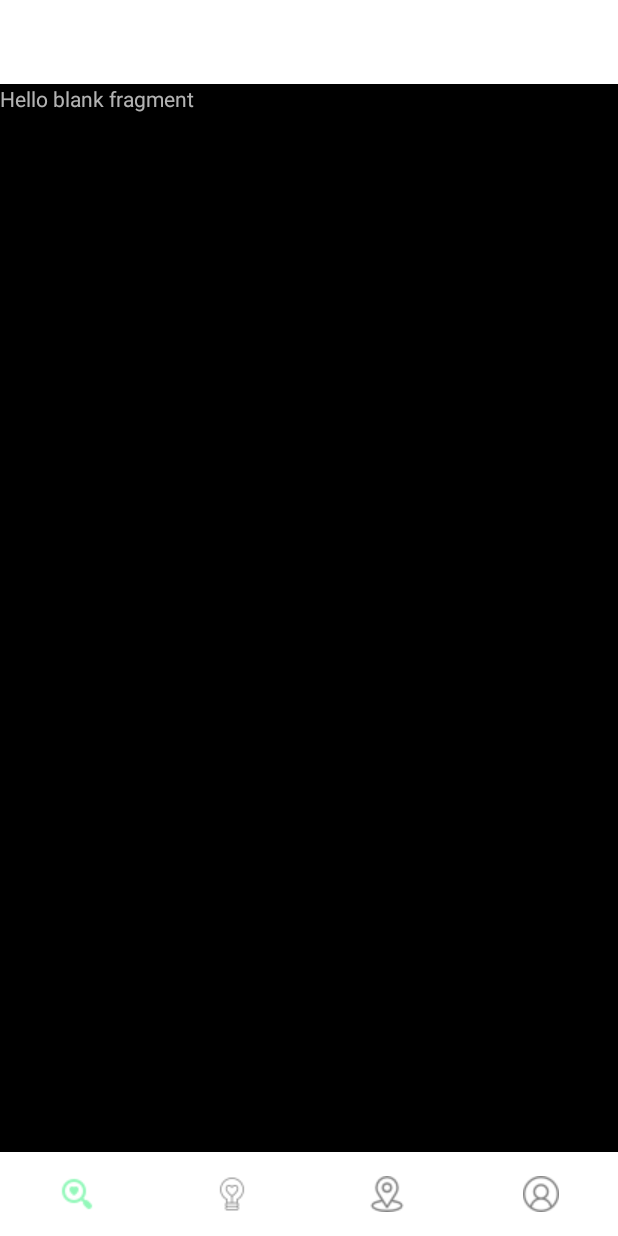
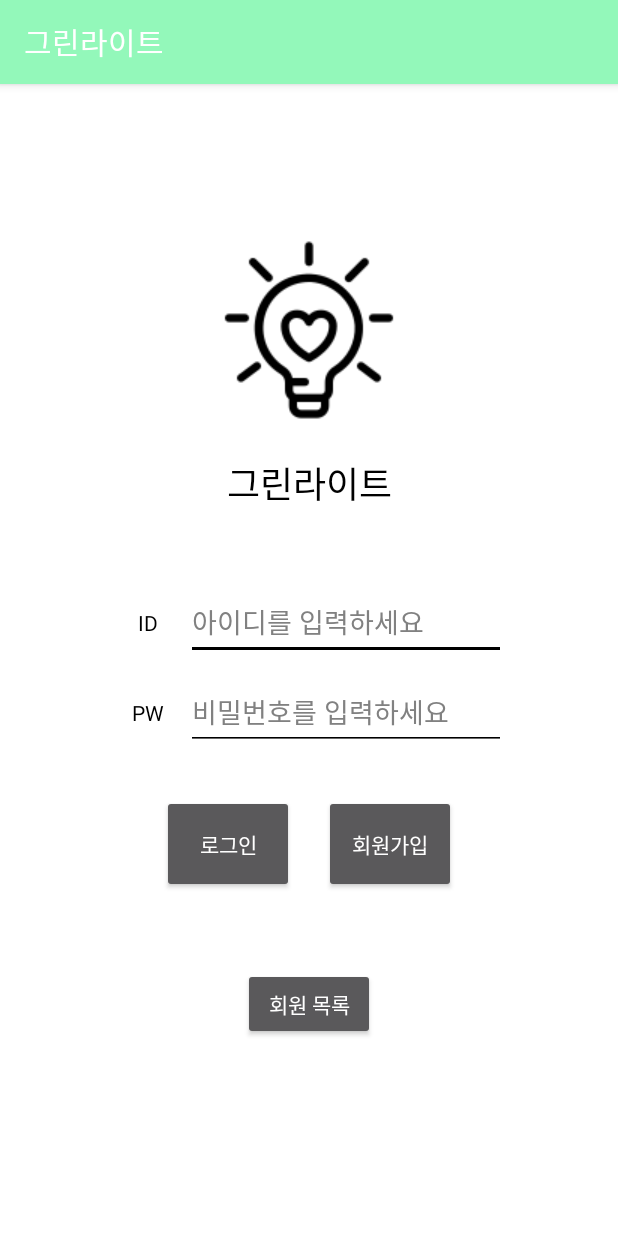
Before and after one commit to Mintchoco91/Random-chatting, an Android app: the screen it shows after launch (MainActivity before the commit, LoginActivity after it), on a phone screen of 412 x 824 dp. Run offline under Robolectric (Android 15) with nearby library versions, the light colour scheme and no system bars.

Commit message:
로그인 액티비티 추가

```diff
--- a/app/src/main/AndroidManifest.xml
+++ b/app/src/main/AndroidManifest.xml
@@ -13,7 +13,7 @@
         android:dataExtractionRules="@xml/data_extraction_rules"
         android:fullBackupContent="@xml/backup_rules"
         android:icon="@mipmap/ic_launcher"
-        android:label="@string/app_name"
+        android:label="그린라이트"
         android:roundIcon="@mipmap/ic_launcher_round"
         android:supportsRtl="true"
         android:theme="@style/Theme.Randomchatting"
@@ -35,8 +35,9 @@
             android:label="@string/app_name">
         </activity>
         <activity android:name="com.kj.random_chatting.userRegist.UserRegisterActivity" />
-        <activity android:name="com.kj.random_chatting.userRegist.FileUploadActivity" />
+        <activity android:name="com.kj.random_chatting.UserFileUpload.FileUploadActivity" />
         <activity android:name="com.kj.random_chatting.userList.UserListActivity" />
+        <activity android:name="com.kj.random_chatting.login.LoginActivity" />
 
     </application>
 
--- a/app/src/main/java/com/kj/random_chatting/common/SplashActivity.java
+++ b/app/src/main/java/com/kj/random_chatting/common/SplashActivity.java
@@ -7,6 +7,7 @@ import android.os.Bundle;
 import android.os.Handler;
 
 import com.kj.random_chatting.R;
+import com.kj.random_chatting.login.LoginActivity;
 
 public class SplashActivity extends AppCompatActivity {
 
@@ -18,7 +19,7 @@ public class SplashActivity extends AppCompatActivity {
         new Handler().postDelayed(new Runnable() {
             @Override
             public void run() {
-                Intent intent = new Intent(SplashActivity.this, MainActivity.class);
+                Intent intent = new Intent(SplashActivity.this, LoginActivity.class);
                 startActivity(intent);
                 finish();
             }
--- /dev/null
+++ b/app/src/main/java/com/kj/random_chatting/login/LoginActivity.java
@@ -0,0 +1,47 @@
+package com.kj.random_chatting.login;
+
+import android.content.Intent;
+import android.os.Bundle;
+import android.view.View;
+import android.widget.Button;
+import android.widget.EditText;
+
+import androidx.appcompat.app.AppCompatActivity;
+
+import com.kj.random_chatting.R;
+import com.kj.random_chatting.userList.UserListActivity;
+import com.kj.random_chatting.userRegist.UserRegisterActivity;
+
+public class LoginActivity extends AppCompatActivity {
+
+    private EditText user_id, user_password;
+    private Button login_button, regist_button, list_button;
+
+    @Override
+    protected void onCreate(Bundle savedInstanceState) {
+        super.onCreate(savedInstanceState);
+        setContentView(R.layout.actvity_login);
+
+        // 회원가입 버튼 관련 리스너 등록
+        regist_button = findViewById( R.id.button_regist );
+        regist_button.setOnClickListener( new View.OnClickListener() {
+            @Override
+            public void onClick(View view) {
+                Intent intent = new Intent( LoginActivity.this, UserRegisterActivity.class );
+                startActivity( intent );
+            }
+        });
+
+        // 회원 목록 조회
+        list_button = findViewById(R.id.button_user_list);
+        list_button.setOnClickListener( new View.OnClickListener() {
+            @Override
+            public void onClick(View view) {
+                Intent intent = new Intent( LoginActivity.this, UserListActivity.class );
+                startActivity( intent );
+            }
+        });
+
+    }
+
+}
--- /dev/null
+++ b/app/src/main/res/layout/actvity_login.xml
@@ -0,0 +1,134 @@
+<?xml version="1.0" encoding="utf-8"?>
+<androidx.constraintlayout.widget.ConstraintLayout xmlns:android="http://schemas.android.com/apk/res/android"
+    xmlns:app="http://schemas.android.com/apk/res-auto"
+    xmlns:tools="http://schemas.android.com/tools"
+    android:layout_width="match_parent"
+    android:layout_height="match_parent"
+    android:background="@color/white">
+
+    <ImageView
+        android:id="@+id/imageView2"
+        android:layout_width="wrap_content"
+        android:layout_height="wrap_content"
+        android:layout_marginTop="100dp"
+        app:layout_constraintEnd_toEndOf="parent"
+        app:layout_constraintStart_toStartOf="parent"
+        app:layout_constraintTop_toTopOf="parent"
+        app:srcCompat="@drawable/splash" />
+
+    <TextView
+        android:id="@+id/textView7"
+        android:layout_width="wrap_content"
+        android:layout_height="wrap_content"
+        android:layout_marginTop="20dp"
+        android:text="그린라이트"
+        android:textSize="24sp"
+        android:textColor="@color/black"
+        app:layout_constraintEnd_toEndOf="parent"
+        app:layout_constraintStart_toStartOf="parent"
+        app:layout_constraintTop_toBottomOf="@+id/imageView2" />
+
+
+    <LinearLayout
+        android:id="@+id/linearLayout"
+        android:layout_width="match_parent"
+        android:layout_height="50dp"
+        android:layout_marginTop="50dp"
+        android:gravity="center"
+        app:layout_constraintEnd_toEndOf="parent"
+        app:layout_constraintStart_toStartOf="parent"
+        app:layout_constraintTop_toBottomOf="@+id/textView7">
+
+        <TextView
+            android:id="@+id/textView4"
+            android:layout_width="50dp"
+            android:layout_height="match_parent"
+            android:layout_gravity="center"
+            android:gravity="center"
+            android:textColor="@color/black"
+            android:text="ID" />
+
+        <EditText
+            android:id="@+id/editText_userId"
+            android:layout_width="wrap_content"
+            android:layout_height="match_parent"
+            android:layout_gravity="center"
+            android:backgroundTint="@color/black"
+            android:ems="10"
+            android:hint="아이디를 입력하세요"
+            android:inputType="textPersonName"
+            android:textColor="@color/black"
+            android:textColorHint="#818181" />
+    </LinearLayout>
+
+    <LinearLayout
+        android:id="@+id/linearLayout2"
+        android:layout_width="match_parent"
+        android:layout_height="50dp"
+        android:layout_marginTop="10dp"
+        android:gravity="center"
+        android:orientation="horizontal"
+        app:layout_constraintEnd_toEndOf="parent"
+        app:layout_constraintStart_toStartOf="parent"
+        app:layout_constraintTop_toBottomOf="@+id/linearLayout">
+
+        <TextView
+            android:id="@+id/textView6"
+            android:layout_width="50dp"
+            android:layout_height="match_parent"
+            android:gravity="center"
+            android:textColor="@color/black"
+            android:text="PW" />
+
+        <EditText
+            android:id="@+id/editText_userPassword"
+            android:layout_width="wrap_content"
+            android:layout_height="match_parent"
+            android:backgroundTint="@color/black"
+            android:ems="10"
+            android:hint="비밀번호를 입력하세요"
+            android:inputType="textPassword"
+            android:textColor="@color/black"
+            android:textColorHint="#818181" />
+    </LinearLayout>
+
+
+
+    <LinearLayout
+        android:id="@+id/linearLayout3"
+        android:layout_width="match_parent"
+        android:layout_height="65dp"
+        android:layout_marginTop="30dp"
+        android:gravity="center"
+        android:orientation="horizontal"
+        app:layout_constraintTop_toBottomOf="@+id/linearLayout2"
+        tools:layout_editor_absoluteX="1dp">
+
+        <Button
+            android:id="@+id/button_login"
+            android:layout_width="wrap_content"
+            android:layout_height="match_parent"
+            android:layout_gravity="center"
+            android:layout_marginRight="10dp"
+            android:text="로그인" />
+
+        <Button
+            android:id="@+id/button_regist"
+            android:layout_width="wrap_content"
+            android:layout_height="match_parent"
+            android:layout_gravity="center"
+            android:layout_marginLeft="10dp"
+            android:text="회원가입" />
+    </LinearLayout>
+
+    <Button
+        android:id="@+id/button_user_list"
+        android:layout_width="wrap_content"
+        android:layout_height="wrap_content"
+        android:layout_marginTop="50dp"
+        android:text="회원 목록"
+        app:layout_constraintEnd_toEndOf="parent"
+        app:layout_constraintStart_toStartOf="parent"
+        app:layout_constraintTop_toBottomOf="@+id/linearLayout3" />
+
+</androidx.constraintlayout.widget.ConstraintLayout>
--- a/app/src/main/res/values-night/themes.xml
+++ b/app/src/main/res/values-night/themes.xml
@@ -12,5 +12,6 @@
         <!-- Status bar color. -->
         <item name="android:statusBarColor" tools:targetApi="l">?attr/colorPrimaryVariant</item>
         <!-- Customize your theme here. -->
+        <item name="android:windowNoTitle">true</item>
     </style>
 </resources>
--- a/app/src/main/res/values/themes.xml
+++ b/app/src/main/res/values/themes.xml
@@ -2,8 +2,8 @@
     <!-- Base application theme. -->
     <style name="Theme.Randomchatting" parent="Theme.AppCompat">
         <!-- Primary brand color. -->
-        <item name="colorPrimary">@color/purple_500</item>
-        <item name="colorPrimaryVariant">@color/purple_700</item>
+        <item name="colorPrimary">@color/ic_launcher_background</item>
+        <item name="colorPrimaryVariant">@color/ic_launcher_background</item>
         <item name="colorOnPrimary">@color/white</item>
         <!-- Secondary brand color. -->
         <item name="colorSecondary">@color/teal_200</item>
@@ -12,5 +12,6 @@
         <!-- Status bar color. -->
         <item name="android:statusBarColor" tools:targetApi="l">?attr/colorPrimaryVariant</item>
         <!-- Customize your theme here. -->
+        <item name="android:windowNoTitle">true</item>
     </style>
 </resources>
```
